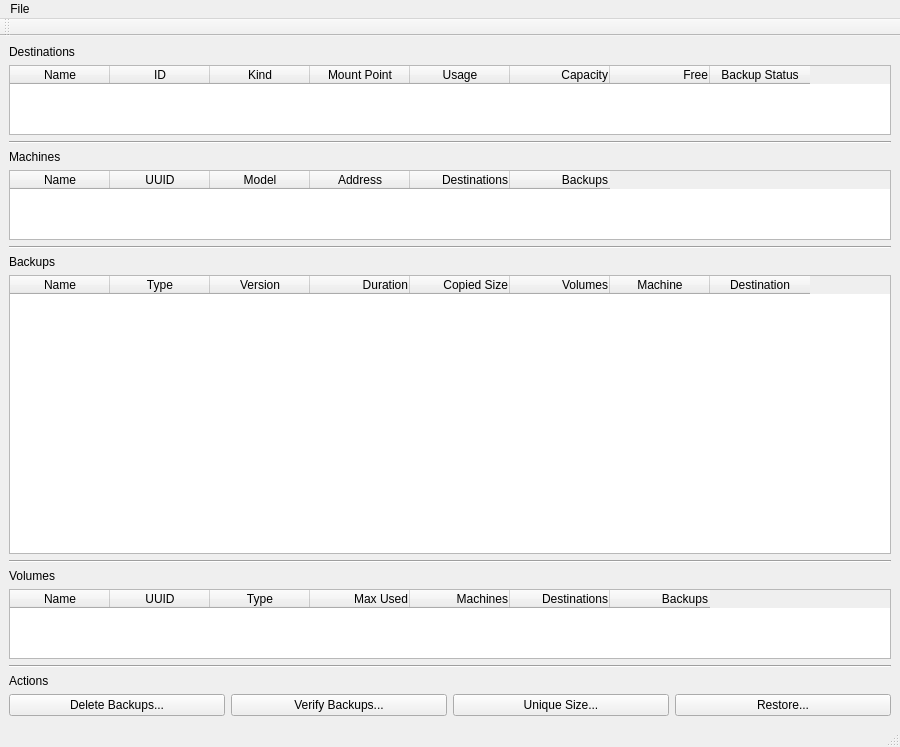
Above: mainwindow.ui from louis-langholtz/time-machine-helper before the change. Below: the same form after it.
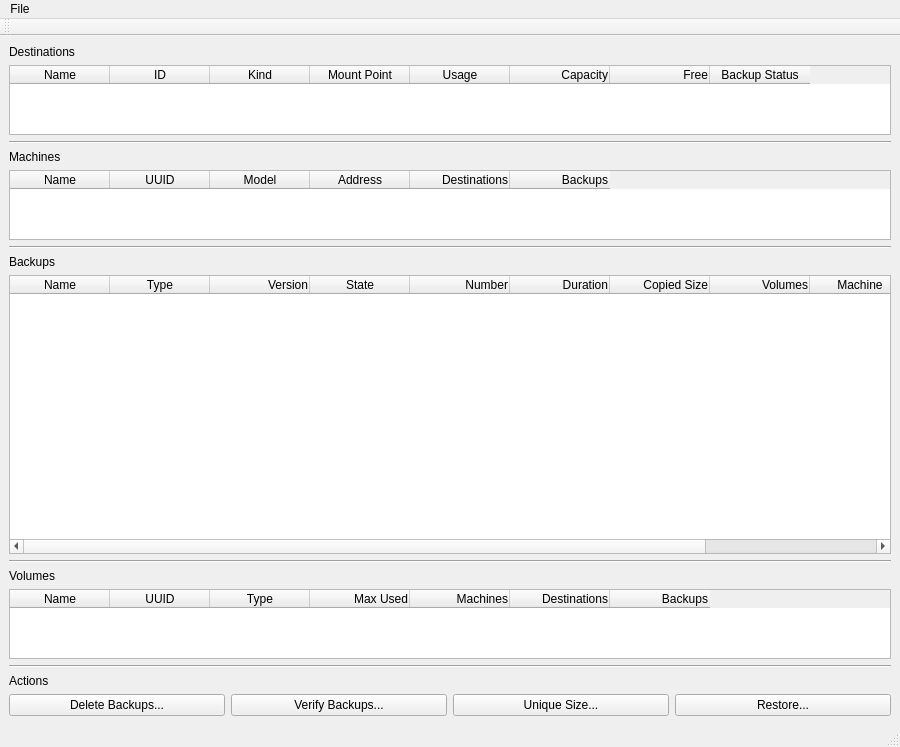
That is the form after the change. Custom widgets are drawn as their Qt base class.

Commit message: Adds "State" & "Number" columns to backups table

Patch:
```diff
--- a/mainwindow.ui
+++ b/mainwindow.ui
@@ -239,6 +239,22 @@
          <property name="toolTip">
           <string>Backup snapshot version.</string>
          </property>
+         <property name="textAlignment">
+          <set>AlignTrailing|AlignVCenter</set>
+         </property>
+        </column>
+        <column>
+         <property name="text">
+          <string>State</string>
+         </property>
+        </column>
+        <column>
+         <property name="text">
+          <string>Number</string>
+         </property>
+         <property name="textAlignment">
+          <set>AlignTrailing|AlignVCenter</set>
+         </property>
         </column>
         <column>
          <property name="text">
```
The commit also changes 1 other file.
